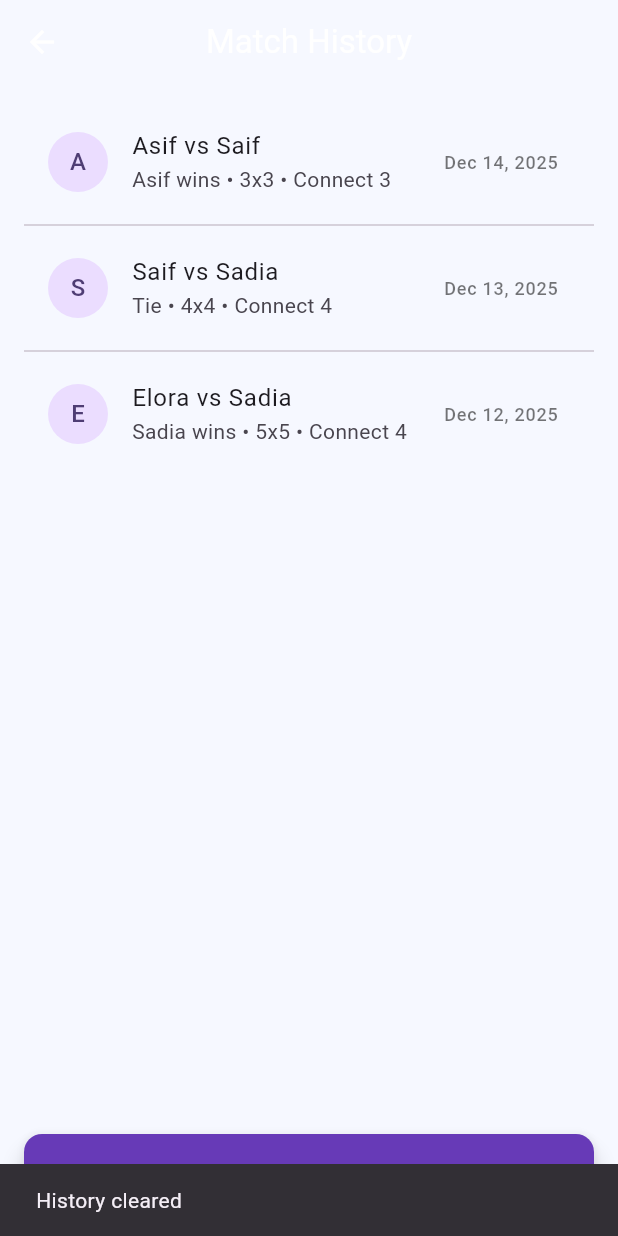
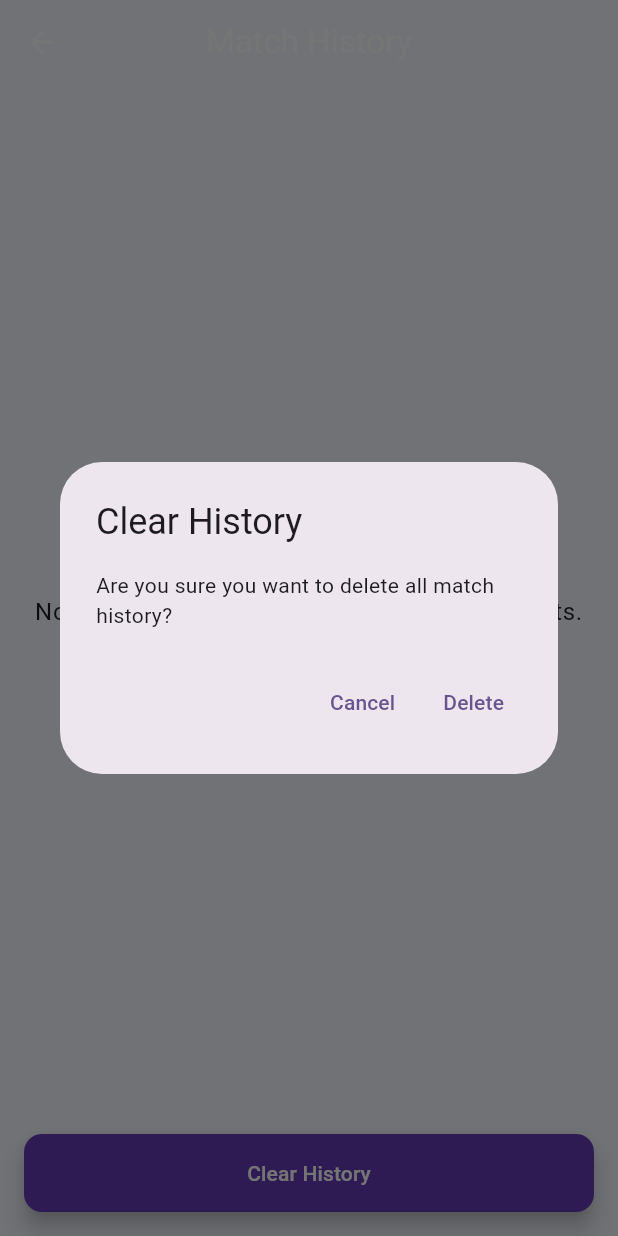
Before and after one commit to KaziAsif406/final-project-section-01-Group-09, a Flutter app: the MatchHistoryScreen screen opened directly, after a tap on "Clear History", on a phone screen of 412 x 824 dp. Run offline on Flutter 3.47's test engine with Material 3 defaults, Android fonts, the light colour scheme and no system bars; our stand-ins replace cloud_firestore, firebase_core; accounts and stored records are empty.

Commit message:
History saving in firebase done

```diff
--- a/lib/screens/match_history.dart
+++ b/lib/screens/match_history.dart
@@ -1,70 +1,149 @@
+import 'package:cloud_firestore/cloud_firestore.dart';
 import 'package:flutter/material.dart';
 
 class MatchHistoryScreen extends StatelessWidget {
   const MatchHistoryScreen({super.key});
 
-  // Demo data; no backend yet
-  List<Map<String, String>> get _demoMatches => [
-    {
-      'players': 'Asif vs Saif',
-      'result': 'Asif wins',
-      'board': '3x3 • Connect 3',
-      'date': 'Dec 14, 2025',
-    },
-    {
-      'players': 'Saif vs Sadia',
-      'result': 'Tie',
-      'board': '4x4 • Connect 4',
-      'date': 'Dec 13, 2025',
-    },
-    {
-      'players': 'Elora vs Sadia',
-      'result': 'Sadia wins',
-      'board': '5x5 • Connect 4',
-      'date': 'Dec 12, 2025',
-    },
-  ];
+  Stream<QuerySnapshot> get _matchesStream => FirebaseFirestore.instance
+      .collection('matches')
+      .orderBy('date', descending: true)
+      .snapshots();
+
+  Future<void> _clearHistory(BuildContext context) async {
+    final confirm = await showDialog<bool>(
+      context: context,
+      builder: (context) => AlertDialog(
+        title: const Text('Clear History'),
+        content: const Text(
+          'Are you sure you want to delete all match history?',
+        ),
+        actions: [
+          TextButton(
+            onPressed: () => Navigator.of(context).pop(false),
+            child: const Text('Cancel'),
+          ),
+          TextButton(
+            onPressed: () => Navigator.of(context).pop(true),
+            child: const Text('Delete'),
+          ),
+        ],
+      ),
+    );
+
+    if (confirm != true) return;
+
+    final snap = await FirebaseFirestore.instance.collection('matches').get();
+    final batch = FirebaseFirestore.instance.batch();
+    for (final doc in snap.docs) {
+      batch.delete(doc.reference);
+    }
+    await batch.commit();
+
+    if (context.mounted) {
+      ScaffoldMessenger.of(
+        context,
+      ).showSnackBar(const SnackBar(content: Text('History cleared')));
+    }
+  }
 
   @override
   Widget build(BuildContext context) {
-    final matches = _demoMatches;
-
     return Scaffold(
       appBar: AppBar(title: const Text('Match History'), centerTitle: true),
       body: Padding(
         padding: const EdgeInsets.all(16.0),
         child: Column(
           children: [
-            if (matches.isEmpty)
             Expanded(
-                child: Center(
+              child: StreamBuilder<QuerySnapshot>(
+                stream: _matchesStream,
+                builder: (context, snapshot) {
+                  if (snapshot.hasError) {
+                    return Center(child: Text('Error: ${snapshot.error}'));
+                  }
+                  if (snapshot.connectionState == ConnectionState.waiting) {
+                    return const Center(child: CircularProgressIndicator());
+                  }
+
+                  final docs = snapshot.data?.docs ?? [];
+                  if (docs.isEmpty) {
+                    return Center(
                       child: Text(
-                    'No matches yet — demo data shown here.',
+                        'No matches yet — play a game to record results.',
                         style: Theme.of(context).textTheme.bodyLarge,
                         textAlign: TextAlign.center,
                       ),
-                ),
-              )
-            else
-              Expanded(
-                child: ListView.separated(
-                  itemCount: matches.length,
+                    );
+                  }
+
+                  return ListView.separated(
+                    itemCount: docs.length,
                     separatorBuilder: (_, __) => const Divider(height: 12),
                     itemBuilder: (context, i) {
-                    final m = matches[i];
+                      final doc = docs[i];
+                      final data = doc.data() as Map<String, dynamic>;
+                      final player1 = data['player1'] ?? '';
+                      final player2 = data['player2'] ?? '';
+                      final winner = data['winner'] ?? '';
+                      final board =
+                          (data['board'] as List<dynamic>?)?.cast<String>() ??
+                          [];
+
+                      String dateText = '';
+                      if (data['date'] != null) {
+                        final ts = data['date'];
+                        if (ts is Timestamp) {
+                          final d = ts.toDate().toLocal();
+                          dateText = '${d.month}/${d.day}/${d.year}';
+                        }
+                      }
+
+                      final players = '$player1 vs $player2';
+                      final result = winner == 'Tie' ? 'Tie' : '$winner wins';
+                      final boardInfo = '${board.length} cells';
+
                       return ListTile(
                         leading: CircleAvatar(
-                        child: Text(m['players']!.split(' ').first[0]),
+                          child: Text(player1.isNotEmpty ? player1[0] : '?'),
                         ),
-                      title: Text(m['players']!),
-                      subtitle: Text('${m['result']} • ${m['board']}'),
+                        title: Text(players),
+                        subtitle: Text('$result • $boardInfo'),
                         trailing: Text(
-                        m['date']!,
+                          dateText,
                           style: const TextStyle(
                             fontSize: 12,
                             color: Colors.black54,
                           ),
                         ),
+                        onTap: () {
+                          // Optionally show board details in a dialog
+                          showDialog(
+                            context: context,
+                            builder: (_) => AlertDialog(
+                              title: Text(players),
+                              content: SingleChildScrollView(
+                                child: Column(
+                                  crossAxisAlignment: CrossAxisAlignment.start,
+                                  children: [
+                                    Text('Result: $result'),
+                                    const SizedBox(height: 8),
+                                    Text('Board:'),
+                                    const SizedBox(height: 8),
+                                    Text(board.join(' | ')),
+                                  ],
+                                ),
+                              ),
+                              actions: [
+                                TextButton(
+                                  onPressed: () => Navigator.of(context).pop(),
+                                  child: const Text('OK'),
+                                ),
+                              ],
+                            ),
+                          );
+                        },
+                      );
+                    },
                   );
                 },
               ),
@@ -73,11 +152,7 @@ class MatchHistoryScreen extends StatelessWidget {
             SizedBox(
               width: double.infinity,
               child: ElevatedButton(
-                onPressed: () {
-                  ScaffoldMessenger.of(context).showSnackBar(
-                    const SnackBar(content: Text('History cleared')),
-                  );
-                },
+                onPressed: () => _clearHistory(context),
                 child: const Text('Clear History'),
               ),
             ),
--- a/pubspec.yaml
+++ b/pubspec.yaml
@@ -36,6 +36,7 @@ dependencies:
   cupertino_icons: ^1.0.8
   provider: ^6.1.5+1
   firebase_core:
+  cloud_firestore: ^4.9.1
 
 dev_dependencies:
   flutter_test:
```
Also changed, not shown: lib/state_control/game_state.dart (+20 -0 lines), pubspec.lock, 4 other files. Lines whose indentation alone changed are shown as unchanged.
